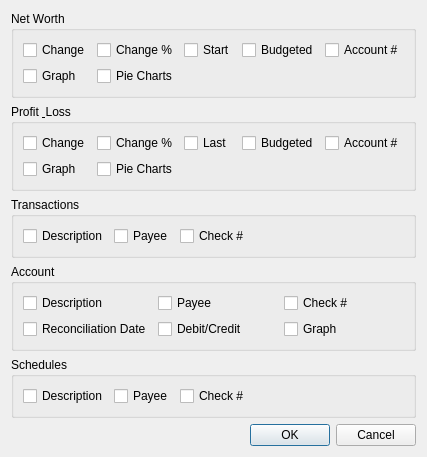
Old version of the form qt/ui/view_options_dialog.ui in the repository Mouchnino/moneyguru.
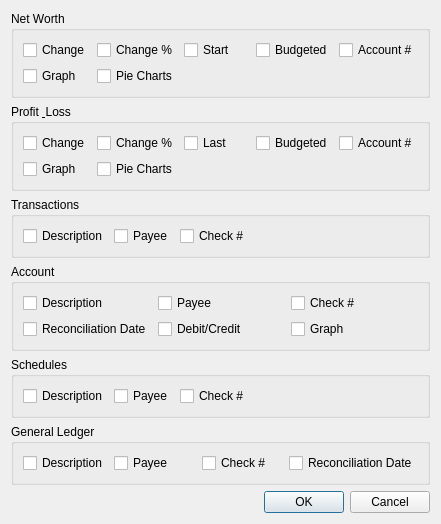
New version of the form.

Commit message: [#134] Did localization for general ledger under qt. Added general ledger view options under qt.

Patch:
```diff
--- a/qt/ui/view_options_dialog.ui
+++ b/qt/ui/view_options_dialog.ui
@@ -6,8 +6,8 @@
    <rect>
     <x>0</x>
     <y>0</y>
-    <width>362</width>
-    <height>390</height>
+    <width>441</width>
+    <height>504</height>
    </rect>
   </property>
   <property name="windowTitle">
@@ -267,6 +267,43 @@
      </layout>
     </widget>
    </item>
+   <item>
+    <widget class="QGroupBox" name="groupBox_6">
+     <property name="title">
+      <string>General Ledger</string>
+     </property>
+     <layout class="QGridLayout" name="gridLayout_6">
+      <item row="0" column="0">
+       <widget class="QCheckBox" name="gldDescriptionCheckBox">
+        <property name="text">
+         <string>Description</string>
+        </property>
+       </widget>
+      </item>
+      <item row="0" column="1">
+       <widget class="QCheckBox" name="gldPayeeCheckBox">
+        <property name="text">
+         <string>Payee</string>
+        </property>
+       </widget>
+      </item>
+      <item row="0" column="2">
+       <widget class="QCheckBox" name="gldChecknoCheckBox">
+        <property name="text">
+         <string>Check #</string>
+        </property>
+       </widget>
+      </item>
+      <item row="0" column="3">
+       <widget class="QCheckBox" name="gldReconciliationDateCheckBox">
+        <property name="text">
+         <string>Reconciliation Date</string>
+        </property>
+       </widget>
+      </item>
+     </layout>
+    </widget>
+   </item>
    <item>
     <widget class="QDialogButtonBox" name="buttonBox">
      <property name="orientation">
```
The commit also changes 3 other files.
